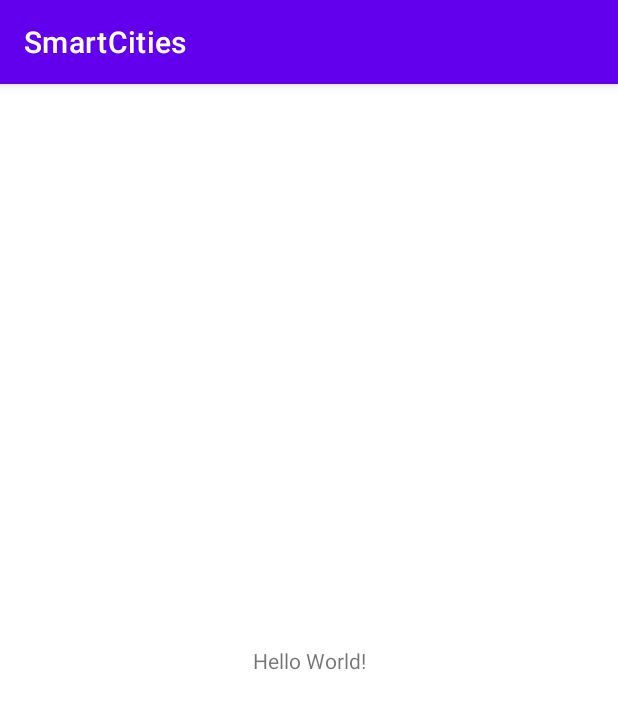
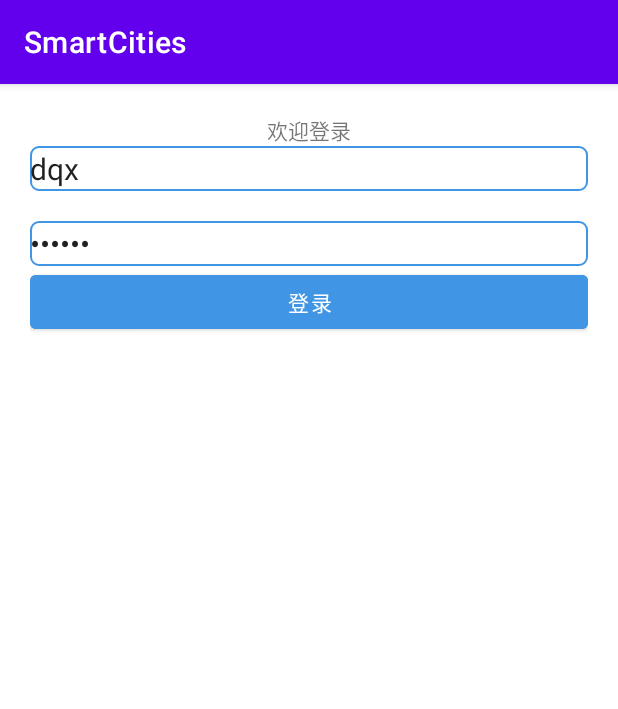
Before and after one commit to FaceWallHan/SmartCities, an Android app: the screen it shows after launch (MainActivity before the commit, LoginActivity after it), on a phone screen of 412 x 824 dp. Shown: the top 709 px of the screen. Run offline under Robolectric (Android 15) with nearby library versions, the phone set to English and light mode, and no system bars.

Commit message:
添加登录界面

```diff
--- /dev/null
+++ b/app/src/main/java/com/our/smart/LoginActivity.java
@@ -0,0 +1,75 @@
+package com.our.smart;
+
+import android.content.Intent;
+import android.os.Bundle;
+import android.widget.EditText;
+import android.widget.Toast;
+
+import androidx.annotation.NonNull;
+import androidx.appcompat.app.AppCompatActivity;
+
+import com.google.android.material.button.MaterialButton;
+import com.our.smart.bean.LoginResponse;
+import com.our.smart.net.EndUrlUtil;
+import com.our.smart.net.HttpUtil;
+import com.our.smart.net.NetStateListener;
+
+import org.json.JSONException;
+import org.json.JSONObject;
+
+public class LoginActivity extends AppCompatActivity {
+    private EditText userNameEt,passWordEt;
+
+    @Override
+    protected void onCreate(Bundle savedInstanceState) {
+        super.onCreate(savedInstanceState);
+        setContentView(R.layout.login_layout);
+        userNameEt = findViewById(R.id.username_et);
+        passWordEt = findViewById(R.id.password_et);
+        MaterialButton loginBt=findViewById(R.id.login_bt);
+        loginBt.setOnClickListener(view -> {
+            String user = userNameEt.getText().toString().trim();
+            String pass = passWordEt.getText().toString().trim();
+            if (user.isEmpty()||pass.isEmpty()){
+                Toast.makeText(LoginActivity.this,"用户名或密码不能为空！！！",Toast.LENGTH_SHORT).show();
+                return;
+            }
+            goToLogin(user,pass);
+        });
+
+    }
+
+    private void goToLogin(String user,String pass){
+        JSONObject jsonObject = new JSONObject();
+        try {
+            jsonObject.put("username", user);
+            jsonObject.put("password", pass);
+        } catch (JSONException e) {
+            e.printStackTrace();
+        }
+        HttpUtil.getInstance()
+                .inflateEndUrl(EndUrlUtil.Login)
+                .inflatePostMsg(jsonObject)
+                .startRealRequest(this, LoginResponse.class, new NetStateListener<LoginResponse>() {
+                    @Override
+                    public void onSuccess(@NonNull LoginResponse response) {
+                        String text;
+                        if (response.isSuccess()){
+                            text="登录成功";
+                            startActivity(new Intent(LoginActivity.this,MainActivity.class));
+                            finish();
+                        }else {
+                            text="登录失败，请检查账号密码";
+                            userNameEt.setText("");
+                            passWordEt.setText("");
+                        }
+                        Toast.makeText(LoginActivity.this, text, Toast.LENGTH_SHORT).show();
+                    }
+
+                    @Override
+                    public void onFailure(Exception e) {
+                        Toast.makeText(LoginActivity.this, "请求失败，请检查网络状态", Toast.LENGTH_SHORT).show();
+                    }
+                });
+    }
+}
--- a/app/src/main/java/com/our/smart/MainActivity.java
+++ b/app/src/main/java/com/our/smart/MainActivity.java
@@ -1,18 +1,8 @@
 package com.our.smart;
 
-import android.os.Bundle;
-import android.widget.Toast;
-
-import androidx.annotation.NonNull;
 import androidx.appcompat.app.AppCompatActivity;
 
-import com.our.smart.bean.BaseBean;
-import com.our.smart.net.EndUrlUtil;
-import com.our.smart.net.HttpUtil;
-import com.our.smart.net.NetStateListener;
-
-import org.json.JSONException;
-import org.json.JSONObject;
+import android.os.Bundle;
 
 public class MainActivity extends AppCompatActivity {
 
@@ -20,26 +10,5 @@ public class MainActivity extends AppCompatActivity {
     protected void onCreate(Bundle savedInstanceState) {
         super.onCreate(savedInstanceState);
         setContentView(R.layout.activity_main);
-        JSONObject jsonObject = new JSONObject();
-        try {
-            jsonObject.put("username", "test01");
-            jsonObject.put("password", "123456");
-        } catch (JSONException e) {
-            e.printStackTrace();
-        }
-        HttpUtil.getInstance()
-                .inflateEndUrl(EndUrlUtil.Login)
-                .inflatePostMsg(jsonObject)
-                .startRealRequest(this, BaseBean.class, new NetStateListener<BaseBean>() {
-                    @Override
-                    public void onSuccess(@NonNull BaseBean response) {
-                        Toast.makeText(MainActivity.this, "____________"+response, Toast.LENGTH_SHORT).show();
-                    }
-
-                    @Override
-                    public void onFailure(Exception e) {
-
-                    }
-                });
     }
 }
--- a/app/src/main/java/com/our/smart/bean/BaseBean.java
+++ b/app/src/main/java/com/our/smart/bean/BaseBean.java
@@ -14,6 +14,10 @@ public class BaseBean {
         return code;
     }
 
+    public boolean isSuccess(){
+        return code==200;
+    }
+
     @NonNull
     @Override
     public String toString() {
--- /dev/null
+++ b/app/src/main/res/drawable/login_bg.xml
@@ -0,0 +1,6 @@
+<?xml version="1.0" encoding="utf-8"?>
+<shape xmlns:android="http://schemas.android.com/apk/res/android">
+    <corners android:radius="5dp"/>
+    <stroke android:color="@color/main_color" android:width="1dp"/>
+    <corners android:radius="5dp"/>
+</shape>
--- a/app/src/main/res/layout/activity_main.xml
+++ b/app/src/main/res/layout/activity_main.xml
@@ -6,13 +6,4 @@
     android:layout_height="match_parent"
     tools:context=".MainActivity">
 
-    <TextView
-        android:layout_width="wrap_content"
-        android:layout_height="wrap_content"
-        android:text="Hello World!"
-        app:layout_constraintBottom_toBottomOf="parent"
-        app:layout_constraintEnd_toEndOf="parent"
-        app:layout_constraintStart_toStartOf="parent"
-        app:layout_constraintTop_toTopOf="parent" />
-
 </androidx.constraintlayout.widget.ConstraintLayout>
--- /dev/null
+++ b/app/src/main/res/layout/login_layout.xml
@@ -0,0 +1,38 @@
+<?xml version="1.0" encoding="utf-8"?>
+<LinearLayout xmlns:android="http://schemas.android.com/apk/res/android"
+    android:layout_width="match_parent"
+    android:layout_height="match_parent"
+    android:orientation="vertical"
+    android:padding="20dp">
+
+    <TextView
+        android:gravity="center"
+        android:layout_width="match_parent"
+        android:layout_height="wrap_content"
+        android:text="@string/login_title" />
+    <EditText
+        android:text="@string/username_default"
+        android:textSize="20sp"
+        android:background="@drawable/login_bg"
+        android:id="@+id/username_et"
+        android:hint="@string/username_hint"
+        android:layout_width="match_parent"
+        android:layout_height="wrap_content"
+        android:inputType="text" />
+    <EditText
+        android:text="@string/password_default"
+        android:textSize="20sp"
+        android:layout_marginTop="20dp"
+        android:background="@drawable/login_bg"
+        android:id="@+id/password_et"
+        android:hint="@string/password_hint"
+        android:layout_width="match_parent"
+        android:layout_height="wrap_content"
+        android:inputType="textPassword" />
+    <com.google.android.material.button.MaterialButton
+        android:backgroundTint="@color/main_color"
+        android:text="@string/login_bt"
+        android:id="@+id/login_bt"
+        android:layout_width="match_parent"
+        android:layout_height="wrap_content"/>
+</LinearLayout>
--- a/app/src/main/res/values/colors.xml
+++ b/app/src/main/res/values/colors.xml
@@ -7,4 +7,5 @@
     <color name="teal_700">#FF018786</color>
     <color name="black">#FF000000</color>
     <color name="white">#FFFFFFFF</color>
+    <color name="main_color">#4095e5</color>
 </resources>
--- a/app/src/main/res/values/strings.xml
+++ b/app/src/main/res/values/strings.xml
@@ -1,3 +1,9 @@
 <resources>
     <string name="app_name">SmartCities</string>
+    <string name="login_title">欢迎登录</string>
+    <string name="login_bt">登录</string>
+    <string name="username_hint">请输入用户名</string>
+    <string name="password_hint">请输入密码</string>
+    <string name="password_default">123456</string>
+    <string name="username_default">dqx</string>
 </resources>
```
Also changed, not shown: app/src/main/AndroidManifest.xml (+9 -2 lines), app/src/main/java/com/our/smart/bean/LoginResponse.java (added, +16 -0 lines), 2 other files.
